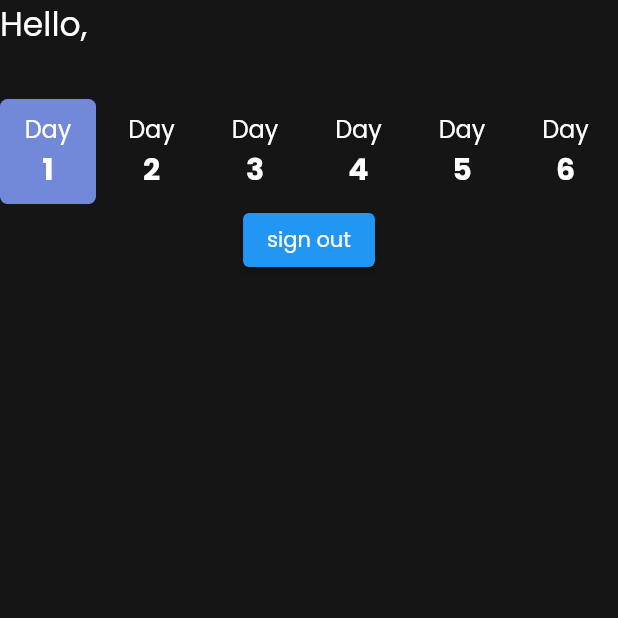
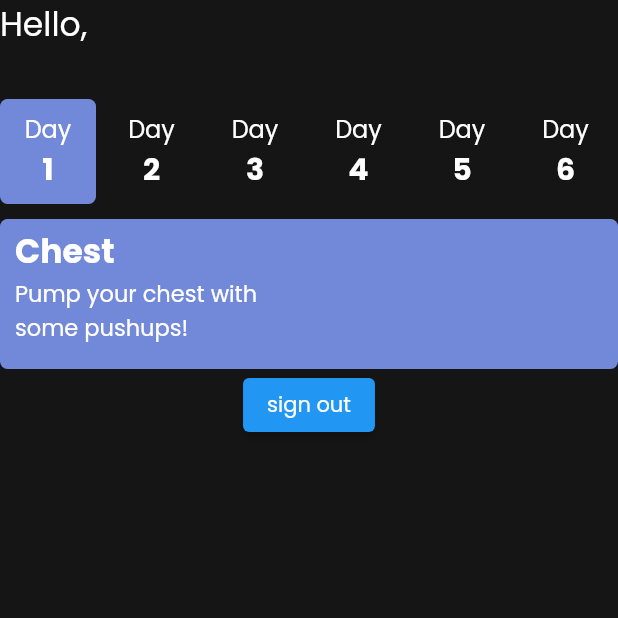
Before and after one commit to kowalunioo/shape, a Flutter app: the CalendarPage screen opened directly, on a phone screen of 412 x 824 dp, the top half of it. Run offline on Flutter 3.47's test engine with Material 2 defaults, Android fonts, the phone set to English and light mode, and no system bars; our stand-ins replace firebase_auth, firebase_core, firebase_database, font_awesome_flutter, image_picker; accounts and stored records are empty.

Commit message:
Add new exercise screen and pushing name and duration of exercise to firebase added.

```diff
--- /dev/null
+++ b/lib/models/workout/exercise.dart
@@ -0,0 +1,28 @@
+import 'package:firebase_database/firebase_database.dart';
+
+class Exercise
+{
+  DatabaseReference? _id;
+  String name;
+  int duration;
+  String? videoFileName;
+  String? thumbnailFileName;
+
+  Exercise(this.name, this.duration);
+
+  void setID(DatabaseReference id)
+  {
+    _id = id;
+  }
+
+  Map<String, dynamic> toJson()
+  {
+    return
+    {
+      'name': name,
+      'duration': duration,
+      'videoFileName': videoFileName,
+      'thumbnailFileName': thumbnailFileName
+    };
+  }
+}
--- a/lib/models/workout/workout.dart
+++ b/lib/models/workout/workout.dart
@@ -1,17 +1,90 @@
-import 'workout_exercise.dart';
+import 'package:enloquenutrition/utils/utilities.dart';
+import 'package:flutter/cupertino.dart';
+import 'package:flutter/material.dart';
 
-class Workout
-{
-  int id; //#0
-  String name; //Legs
-  String description; //Legs
-  List<WorkoutExercise> exercises;
+import 'exercise.dart';
 
-  Workout
+class Workout extends StatefulWidget {
+    final int id; //#0
+    final String name; //Legs
+    final String description; //Legs
+    final List<Exercise> exercises;
+    final bool complete;
+
+  const Workout
   ({
-    required this.id,
-    required this.name,
-    required this.description,
+    Key? key,
+    required this.id, //#0
+    required this.name, //Legs
+    required this.description, //Legs
     required this.exercises,
-  });
+    this.complete = false,
+  }) : super(key: key);
+
+  @override
+  _WorkoutState createState() => _WorkoutState();
 }
+
+class _WorkoutState extends State<Workout> {
+  @override
+  Widget build(BuildContext context) {
+    return GestureDetector
+    (
+      child: Container
+      (
+        width: double.infinity,
+        height: 100,
+        margin: const EdgeInsets.only(top: 10),
+        padding: const EdgeInsets.symmetric(horizontal: 5),
+        decoration: BoxDecoration
+        (
+         color: accentColor,
+         borderRadius: BorderRadius.circular(5),
+        ),
+        child: Padding(
+          padding: const EdgeInsets.all(5),
+          child: Column
+          (
+            mainAxisAlignment: MainAxisAlignment.start,
+            crossAxisAlignment: CrossAxisAlignment.start,
+            children:
+            [
+              Row
+              (
+                children:
+                [
+                  Text(widget.name,style: titleBoldTextStyle),
+                  const Spacer(),
+                  if(widget.complete)...[const Icon(CupertinoIcons.check_mark, color: primaryColor)]
+                ],
+              ),
+              Row
+              (
+                children:
+                [
+                  Expanded
+                  (
+                    child: Column
+                    (
+                      children:
+                      [
+                        Text(widget.description,style: bodyTextStyle, overflow: TextOverflow.ellipsis, maxLines: 2,)
+                      ]
+                    ),
+                  ),
+                  Expanded
+                  (
+                    child: Column
+                    (
+
+                    ),
+                  )
+                ],
+              ),
+            ],
+          ),
+        ),
+      ),
+    );
+  }
+}
--- a/lib/screens/home_screen.dart
+++ b/lib/screens/home_screen.dart
@@ -3,7 +3,6 @@ import 'package:firebase_auth/firebase_auth.dart';
 import 'package:flutter/cupertino.dart';
 import 'package:flutter/material.dart';
 import 'package:enloquenutrition/utils/utilities.dart';
-import 'package:provider/src/provider.dart';
 
 class HomeScreen extends StatefulWidget {
   const HomeScreen({ Key? key }) : super(key: key);
--- a/lib/screens/login_screen.dart
+++ b/lib/screens/login_screen.dart
@@ -1,10 +1,8 @@
 import 'package:enloquenutrition/main.dart';
-import 'package:enloquenutrition/screens/home_screen.dart';
 import 'package:enloquenutrition/utils/services/authentication_provider.dart';
 import 'package:enloquenutrition/utils/widgets/input_field.dart';
 import 'package:flutter/material.dart';
 import 'package:font_awesome_flutter/font_awesome_flutter.dart';
-import 'package:firebase_auth/firebase_auth.dart';
 import 'package:enloquenutrition/utils/utilities.dart';
 import 'package:provider/src/provider.dart';
 
@@ -92,7 +90,8 @@ class _LoginPageState extends State<LoginPage> {
 
   Widget buildBody(double width)
   {
-    final emailSignInButton = ElevatedButton.icon(
+    final emailSignInButton = ElevatedButton.icon
+    (
       onPressed: () async
       {
         try
@@ -111,7 +110,6 @@ class _LoginPageState extends State<LoginPage> {
           {
             _emailError = true;
             _passwordError = true;
-            print(e.toString());
           }
         }
       },
--- a/lib/screens/pages/calendar_page.dart
+++ b/lib/screens/pages/calendar_page.dart
@@ -1,5 +1,8 @@
+import 'package:enloquenutrition/models/workout/workout.dart';
+import 'package:enloquenutrition/models/workout/exercise.dart';
 import 'package:enloquenutrition/utils/services/authentication_provider.dart';
 import 'package:firebase_auth/firebase_auth.dart';
+import 'package:flutter/cupertino.dart';
 import 'package:flutter/material.dart';
 import 'package:enloquenutrition/utils/utilities.dart';
 import 'package:flutter/rendering.dart';
@@ -24,7 +27,6 @@ class _CalendarPageState extends State<CalendarPage>
   {
     final auth = Provider.of<AuthenticationProvider>(context, listen: true);
     User? user = auth.firebaseAuth.currentUser;
-    print(user);
     final Future<String?> futureUsername = Future.value(user?.displayName);
 
     return FutureBuilder
@@ -33,16 +35,15 @@ class _CalendarPageState extends State<CalendarPage>
       builder: (context, AsyncSnapshot<String?> snapshot)
       {
         List<Widget> children;
-          if (snapshot.connectionState == ConnectionState.done)
-          {
         if(snapshot.hasData)
         {
           final username = snapshot.data!;
           children = <Widget>
           [
             buildHeader(username),
-                DatesBar(25),
-                ElevatedButton(onPressed: (){auth.signOut();},child: const Text('sign out'),)
+            datesBar(25),
+            Workout(id: 1, name: 'Chest', description: 'Pump your chest with some pushups!', exercises: []),
+            ElevatedButton(onPressed: (){auth.signOut();},child: const Text('sign out'))
           ];
         }
         else if(snapshot.hasError)
@@ -53,7 +54,7 @@ class _CalendarPageState extends State<CalendarPage>
         {
           children = <Widget>
           [
-                const CircularProgressIndicator(),
+            const CupertinoActivityIndicator(),
           ];
         }
         return SafeArea
@@ -66,19 +67,7 @@ class _CalendarPageState extends State<CalendarPage>
             ),
           )
         );
-          }
-          return SafeArea
-            (
-              child: Scaffold
-              (
-                body: Column
-                (
-                  children: const [CircularProgressIndicator()]
-                ),
-              )
-            );
       },
-
     );
   }
 
@@ -104,7 +93,7 @@ class _CalendarPageState extends State<CalendarPage>
     );
   }
 
-  Widget DatesBar(int numberOfDays)
+  Widget datesBar(int numberOfDays)
   {
     return Column
     (
--- a/lib/screens/sign_up_email_screen.dart
+++ b/lib/screens/sign_up_email_screen.dart
@@ -1,10 +1,7 @@
 import 'package:enloquenutrition/main.dart';
-import 'package:enloquenutrition/screens/home_screen.dart';
-import 'package:enloquenutrition/screens/pages/calendar_page.dart';
 import 'package:enloquenutrition/utils/services/authentication_provider.dart';
 import 'package:enloquenutrition/utils/services/validation_service.dart';
 import 'package:enloquenutrition/utils/widgets/input_field.dart';
-import 'package:firebase_auth/firebase_auth.dart';
 import 'package:flutter/material.dart';
 import 'package:font_awesome_flutter/font_awesome_flutter.dart';
 import 'package:enloquenutrition/utils/utilities.dart';
@@ -88,7 +85,6 @@ class _SignUpWithEmailScreenState extends State<SignUpWithEmailScreen> {
   {
     return Column
     (
-      //crossAxisAlignment: CrossAxisAlignment.center,
       children:
       [
         Row
@@ -123,7 +119,6 @@ class _SignUpWithEmailScreenState extends State<SignUpWithEmailScreen> {
           {
             isPasswordValidated = false;
           }
-          print(e);
         }
       },
       icon: const FaIcon(FontAwesomeIcons.signInAlt, color: Colors.white),
--- a/lib/utils/services/authentication_provider.dart
+++ b/lib/utils/services/authentication_provider.dart
@@ -21,7 +21,6 @@ class AuthenticationProvider
         throw Exception("Can't find username.");
       }
     } catch(e) {
-      print(e.toString());
       return null;
     }
   }
@@ -34,7 +33,6 @@ class AuthenticationProvider
       User user = result.user!;
       return user;
     } catch(e) {
-      print(e.toString());
       return null;
     }
   }
--- a/lib/utils/utilities.dart
+++ b/lib/utils/utilities.dart
@@ -1,7 +1,5 @@
 import 'package:flutter/cupertino.dart';
 import 'package:flutter/material.dart';
-
-const double _opacityValue = 0.7;
 
 const Color backgroundColor = Color(0xFF151515);
 const Color primaryColor = Color(0xFFFFFFFF);
@@ -29,7 +27,7 @@ const TextStyle titleRegularTextStyle = TextStyle
 const TextStyle bodyTextStyle = TextStyle
                                  (
                                    color: Colors.white,
-                                   fontSize: 22,
+                                   fontSize: 15,
                                    fontWeight: FontWeight.w400,
                                  );
 
--- a/lib/utils/widgets/input_field.dart
+++ b/lib/utils/widgets/input_field.dart
@@ -147,6 +147,7 @@ class _InputStateField extends State<InputField> {
           controller: widget.controller,
           focusNode: focusNode,
           obscureText: stateObsecureText,
+          keyboardType: widget.keyboardType,
           style: const TextStyle(color: Colors.white),
           decoration: InputDecoration
           (
```
Also changed, not shown: lib/main.dart (+6 -6 lines), lib/models/workout/workout_exercise.dart (deleted, +0 -11 lines), lib/screens/add_new_exercise_screen.dart (added, +139 -0 lines), lib/screens/pick_media_screen.dart (added, +96 -0 lines), lib/screens/workout_screen.dart (added, +114 -0 lines), lib/utils/safe_out_of_bounds_list.dart (added, +18 -0 lines), lib/utils/services/database_service.dart (added, +11 -0 lines), pubspec.yaml (+9 -4 lines), lib/utils/services/storage_service.dart (added), pubspec.lock, 3 other files. Lines whose indentation alone changed are shown as unchanged.
